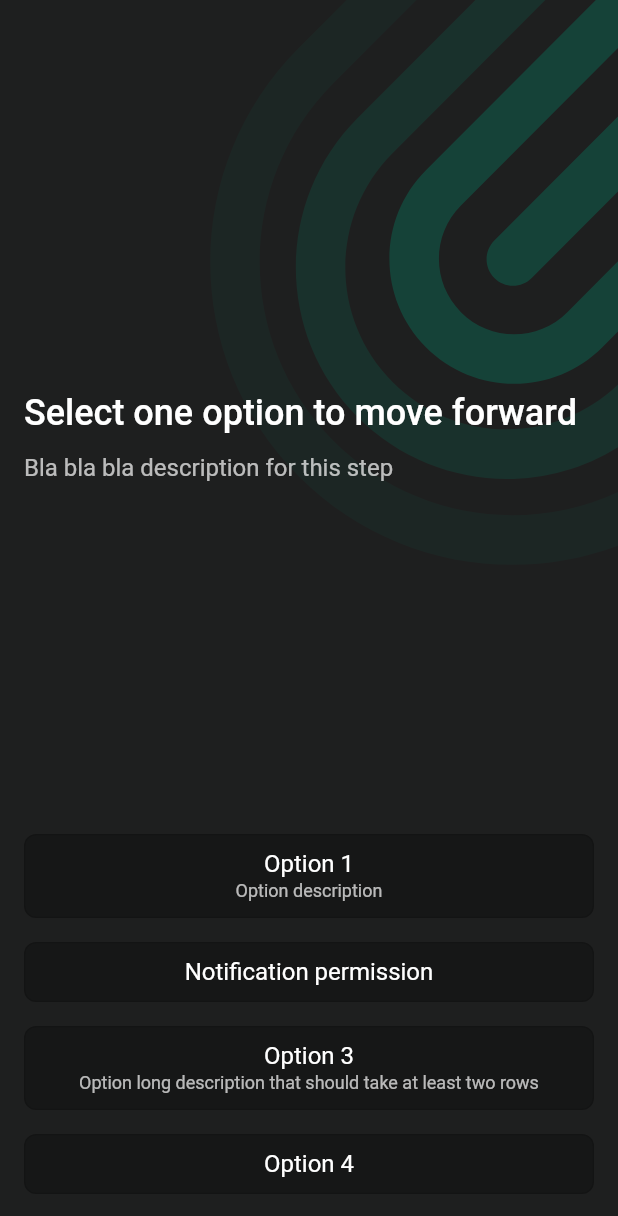
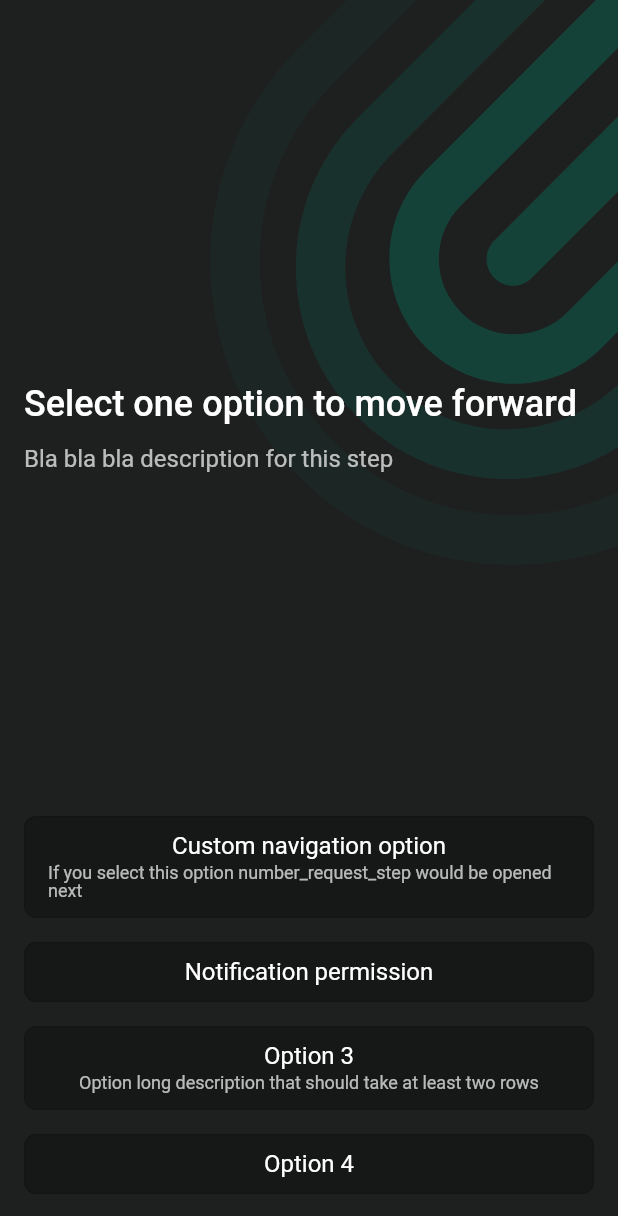
Before and after one commit to theRealGetman/survey-flow, a Flutter app: the screen it shows after launch, swiped to page 3, on a phone screen of 412 x 824 dp. Shown: the top 1216 px of the screen. Run offline on Flutter 3.47's test engine with Material 2 defaults, Android fonts, the phone set to English and light mode, and no system bars; our stand-ins replace flutter_svg, lottie; network calls fail.

Commit message:
Custom next step navigation

```diff
--- a/example/assets/initial_steps.json
+++ b/example/assets/initial_steps.json
@@ -41,9 +41,10 @@
     "options": [
       {
         "id": "option_id_1",
-        "text": "Option 1",
-        "description": "Option description",
-        "value": "option_1"
+        "text": "Custom navigation option",
+        "description": "If you select this option number_request_step would be opened next",
+        "value": "option_1",
+        "nextStepId": "number_request_step"
       },
       {
         "id": "option_id_2",
--- a/lib/src/domain/models/select_option.dart
+++ b/lib/src/domain/models/select_option.dart
@@ -11,6 +11,7 @@ class SelectOption extends StepButton {
     super.id,
     this.description,
     super.action = StepActions.next,
+    super.nextStepId,
   });
 
   final String? description;
--- a/lib/src/domain/models/step_button.dart
+++ b/lib/src/domain/models/step_button.dart
@@ -11,6 +11,7 @@ class StepButton {
     this.style = StepButtonStyle.primary,
     this.id,
     this.predicate,
+    this.nextStepId,
   });
 
   const StepButton.next({
@@ -18,6 +19,7 @@ class StepButton {
     this.text = 'Next',
     this.style = StepButtonStyle.primary,
     this.predicate,
+    this.nextStepId,
   }) : action = StepActions.next;
 
   const StepButton.skip({
@@ -25,6 +27,7 @@ class StepButton {
     this.text = 'Skip',
     this.style = StepButtonStyle.secondary,
     this.predicate,
+    this.nextStepId,
   }) : action = StepActions.skip;
 
   const StepButton.submit({
@@ -32,6 +35,7 @@ class StepButton {
     this.text = 'Submit',
     this.style = StepButtonStyle.primary,
     this.predicate,
+    this.nextStepId,
   }) : action = StepActions.submit;
 
   final String? id;
@@ -44,6 +48,7 @@ class StepButton {
 
   /// if request screen value matches pattern, primary button would be enabled
   final ButtonPredicate? predicate;
+  final String? nextStepId;
 
   Map<String, dynamic> toJson() => _$StepButtonToJson(this);
 
```
Also changed, not shown: lib/src/widgets/survey_flow.dart (+13 -0 lines), lib/src/domain/models/select_option.g.dart, lib/src/domain/models/step_button.g.dart, 1 other file.
